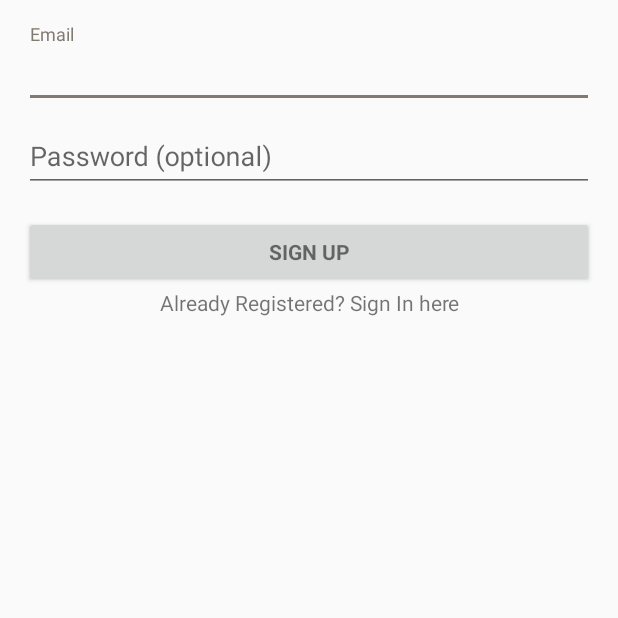
After one commit to alvin06/Eatiwul, an Android app: the RegisterActivity screen opened directly, with no data from a screen before it, on a phone screen of 412 x 824 dp, the top half of it. The commit adds this screen. Run offline under Robolectric (Android 15) with nearby library versions, the phone set to English and light mode, and no system bars; our stand-ins replace Firebase (no records; nobody signed in at launch, a user with empty details on screens opened directly).

Commit message:
add register activity

```diff
--- a/app/build.gradle
+++ b/app/build.gradle
@@ -28,8 +28,12 @@ dependencies {
     implementation 'com.android.support:support-vector-drawable:27.1.1'
     implementation 'com.android.support:support-v13:27.1.1'
     implementation 'com.android.support.constraint:constraint-layout:1.1.3'
+    implementation 'com.google.firebase:firebase-database:11.8.0'
+    implementation 'com.google.firebase:firebase-auth:11.8.0'
     testImplementation 'junit:junit:4.12'
     androidTestImplementation 'com.android.support.test:runner:1.0.2'
     androidTestImplementation 'com.android.support.test.espresso:espresso-core:3.0.2'
     implementation 'com.android.support:gridlayout-v7:27.1.1'
 }
+
+apply plugin: 'com.google.gms.google-services'
--- /dev/null
+++ b/app/src/main/java/com/example/alvinafandi/eatiwul/RegisterActivity.java
@@ -0,0 +1,115 @@
+package com.example.alvinafandi.eatiwul;
+
+import android.app.ProgressDialog;
+import android.content.Intent;
+import android.os.PatternMatcher;
+import android.support.annotation.NonNull;
+import android.support.v7.app.AppCompatActivity;
+import android.os.Bundle;
+import android.text.TextUtils;
+import android.util.Patterns;
+import android.view.View;
+import android.widget.Button;
+import android.widget.EditText;
+import android.widget.ProgressBar;
+import android.widget.TextView;
+import android.widget.Toast;
+
+import com.google.android.gms.tasks.OnCompleteListener;
+import com.google.android.gms.tasks.Task;
+import com.google.firebase.auth.AuthResult;
+import com.google.firebase.auth.FirebaseAuth;
+import com.google.firebase.auth.FirebaseAuthUserCollisionException;
+
+public class RegisterActivity extends AppCompatActivity implements View.OnClickListener {
+    private Button buttonRegister;
+    private EditText editTextEmail;
+    private EditText editTextPassword;
+    private TextView textViewSignin;
+
+    private ProgressDialog progressDialog;
+    private FirebaseAuth firebaseAuth;
+
+
+    @Override
+    protected void onCreate(Bundle savedInstanceState) {
+        super.onCreate(savedInstanceState);
+        setContentView(R.layout.activity_register);
+
+        firebaseAuth = FirebaseAuth.getInstance();
+
+        progressDialog= new ProgressDialog(this);
+
+        buttonRegister = (Button) findViewById(R.id.email_sign_up_button);
+        editTextEmail = (EditText) findViewById(R.id.email);
+        editTextPassword = (EditText) findViewById(R.id.password);
+
+        textViewSignin = (TextView) findViewById(R.id.textViewSignin);
+        buttonRegister.setOnClickListener(this);
+        textViewSignin.setOnClickListener(this);
+    }
+    private void registerUser(){
+        String email = editTextEmail.getText().toString().trim();
+        String password = editTextPassword.getText().toString().trim();
+        if(TextUtils.isEmpty(email)){
+            //email is empty
+            editTextEmail.setError("Please enter a email address");
+            editTextEmail.requestFocus();
+            return;//stop execution
+
+        }
+        if(!Patterns.EMAIL_ADDRESS.matcher(email).matches()){
+            editTextEmail.setError("Please enter a valid email address");
+            editTextEmail.requestFocus();
+            return;
+        }
+        if(TextUtils.isEmpty(password)){
+            //password is empty
+            editTextPassword.setError("Please enter a Password");
+            editTextPassword.requestFocus();
+            //stop execution
+            return;
+        }
+        if(password.length()<6){
+            editTextPassword.setError("Minimum length password should be 6 characters");
+            editTextPassword.requestFocus();
+            return;
+        }
+        //if validation are ok
+        progressDialog.setMessage("Registering User...");
+        progressDialog.show();
+
+        firebaseAuth.createUserWithEmailAndPassword(email, password)
+                .addOnCompleteListener(this, new OnCompleteListener<AuthResult>() {
+                    @Override
+                    public void onComplete(@NonNull Task<AuthResult> task) {
+                        //checking if success
+                        if(task.isSuccessful()){
+                            //display some message here
+                            Toast.makeText(getApplicationContext(),"Successfully registered",Toast.LENGTH_LONG).show();
+                        }else{
+                            //display some message here
+//                            Toast.makeText(getApplicationContext(),"Registration Error",Toast.LENGTH_LONG).show();
+                            if(task.getException() instanceof FirebaseAuthUserCollisionException){
+                                Toast.makeText(getApplicationContext(),"Email existed! try using the other",Toast.LENGTH_LONG).show();
+                            }
+                            else{
+                                Toast.makeText(getApplicationContext(),task.getException().getMessage(),Toast.LENGTH_LONG).show();
+                            }
+                        }
+                        progressDialog.dismiss();
+                    }
+                });
+
+    }
+    @Override
+    public void onClick(View view) {
+        if(view == buttonRegister){
+            registerUser();
+        }
+        if(view == textViewSignin){
+            //will open signin activity
+            startActivity(new Intent(this,LoginActivity.class));
+        }
+    }
+}
--- /dev/null
+++ b/app/src/main/res/layout/activity_register.xml
@@ -0,0 +1,86 @@
+<?xml version="1.0" encoding="utf-8"?>
+<LinearLayout xmlns:android="http://schemas.android.com/apk/res/android"
+    xmlns:tools="http://schemas.android.com/tools"
+    android:layout_width="match_parent"
+    android:layout_height="match_parent"
+    android:gravity="center_horizontal"
+    android:orientation="vertical"
+    android:paddingBottom="@dimen/activity_vertical_margin"
+    android:paddingLeft="@dimen/activity_horizontal_margin"
+    android:paddingRight="@dimen/activity_horizontal_margin"
+    android:paddingTop="@dimen/activity_vertical_margin"
+    tools:context=".RegisterActivity">
+
+    <!-- Login progress -->
+    <ProgressBar
+        android:id="@+id/login_progress"
+        style="?android:attr/progressBarStyleLarge"
+        android:layout_width="wrap_content"
+        android:layout_height="wrap_content"
+        android:layout_marginBottom="8dp"
+        android:visibility="gone" />
+
+    <ScrollView
+        android:id="@+id/login_form"
+        android:layout_width="match_parent"
+        android:layout_height="match_parent">
+
+        <LinearLayout
+            android:id="@+id/email_login_form"
+            android:layout_width="match_parent"
+            android:layout_height="wrap_content"
+            android:orientation="vertical">
+
+            <android.support.design.widget.TextInputLayout
+                android:layout_width="match_parent"
+                android:layout_height="wrap_content">
+
+                <AutoCompleteTextView
+                    android:id="@+id/email"
+                    android:layout_width="match_parent"
+                    android:layout_height="wrap_content"
+                    android:hint="@string/prompt_email"
+                    android:inputType="textEmailAddress"
+                    android:maxLines="1"
+                    android:singleLine="true" />
+
+            </android.support.design.widget.TextInputLayout>
+
+            <android.support.design.widget.TextInputLayout
+                android:layout_width="match_parent"
+                android:layout_height="wrap_content">
+
+                <EditText
+                    android:id="@+id/password"
+                    android:layout_width="match_parent"
+                    android:layout_height="wrap_content"
+                    android:hint="@string/prompt_password"
+                    android:imeActionId="6"
+                    android:imeActionLabel="@string/action_sign_in_short"
+                    android:imeOptions="actionUnspecified"
+                    android:inputType="textPassword"
+                    android:maxLines="1"
+                    android:singleLine="true" />
+
+            </android.support.design.widget.TextInputLayout>
+
+            <Button
+                android:id="@+id/email_sign_up_button"
+                style="?android:textAppearanceSmall"
+                android:layout_width="match_parent"
+                android:layout_height="wrap_content"
+                android:layout_marginTop="16dp"
+                android:text="Sign Up"
+                android:textStyle="bold" />
+
+            <TextView
+                android:textAlignment="center"
+                android:text="Already Registered? Sign In here"
+                android:id="@+id/textViewSignin"
+                android:layout_width="match_parent"
+                android:layout_height="wrap_content" />
+        </LinearLayout>
+    </ScrollView>
+
+
+</LinearLayout>
--- a/app/src/main/res/values/strings.xml
+++ b/app/src/main/res/values/strings.xml
@@ -4,4 +4,18 @@
     <string name="title_food">Food</string>
     <string name="title_notification">Notification</string>
     <string name="title_profile">Profile</string>
+    <string name="title_activity_register">Sign Up</string>
+
+    <!-- Strings related to login -->
+    <string name="prompt_email">Email</string>
+    <string name="prompt_password">Password (optional)</string>
+    <string name="action_sign_in">Sign in or register</string>
+    <string name="action_sign_in_short">Sign in</string>
+    <string name="error_invalid_email">This email address is invalid</string>
+    <string name="error_invalid_password">This password is too short</string>
+    <string name="error_incorrect_password">This password is incorrect</string>
+    <string name="error_field_required">This field is required</string>
+    <string name="permission_rationale">"Contacts permissions are needed for providing email
+        completions."
+    </string>
 </resources>
--- a/build.gradle
+++ b/build.gradle
@@ -7,11 +7,12 @@ buildscript {
         jcenter()
     }
     dependencies {
-        classpath 'com.android.tools.build:gradle:3.1.3'
+        classpath 'com.android.tools.build:gradle:3.1.4'
 
 
         // NOTE: Do not place your application dependencies here; they belong
         // in the individual module build.gradle files
+        classpath 'com.google.gms:google-services:3.1.1'
     }
 }
 
```
Also changed, not shown: app/src/main/AndroidManifest.xml (+7 -1 lines), app/src/main/java/com/example/alvinafandi/eatiwul/LoginActivity.java (+9 -1 lines), app/src/main/res/layout/activity_login.xml (+10 -0 lines), 1 other file.
